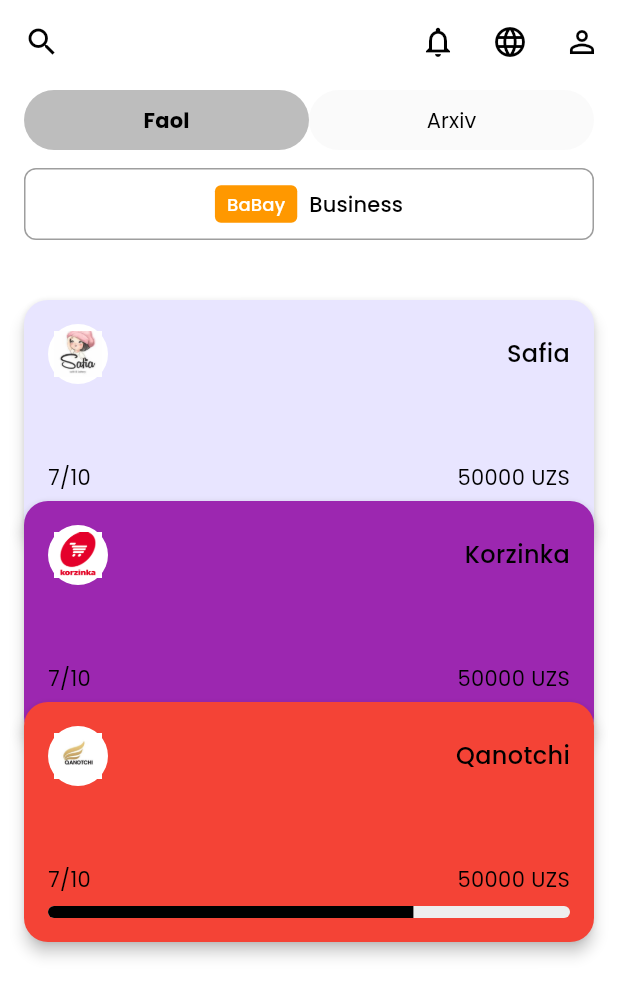
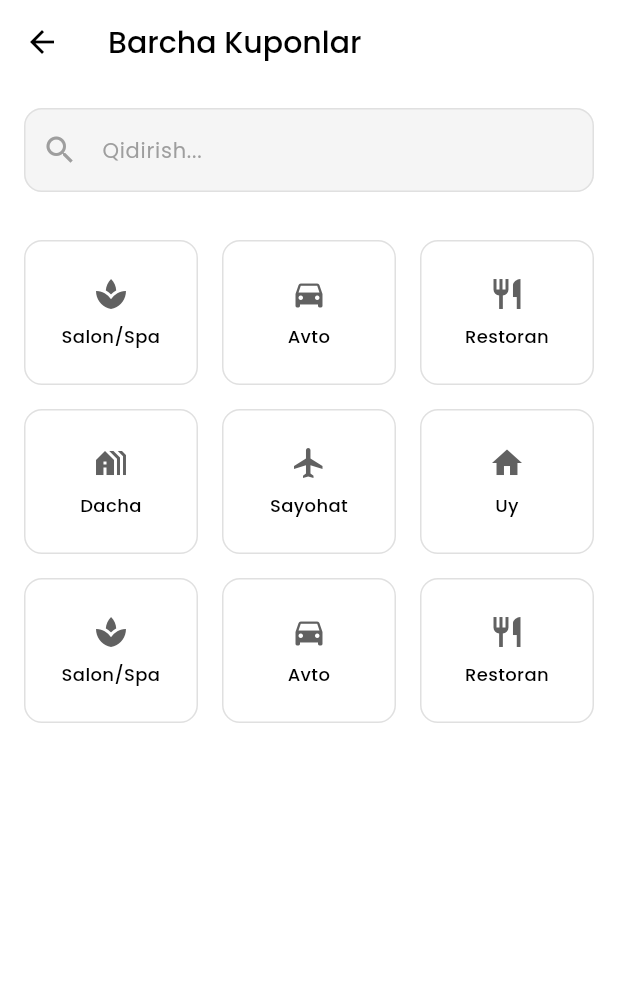
Before and after one commit to khurshidjonkh/babay_mobile, a Flutter app: the screen it shows after launch, after a tap on the "search" icon, on a phone screen of 412 x 824 dp. Shown: the top 997 px of the screen. Run offline on Flutter 3.47's test engine with Material 3 defaults, Android fonts, the phone set to English and light mode, and no system bars; our stand-ins replace google_fonts, permission_handler; missing offline and left inert: mobile_scanner.

Commit message:
added search screen

```diff
--- a/lib/presentation/screens/home_screen.dart
+++ b/lib/presentation/screens/home_screen.dart
@@ -1,3 +1,4 @@
+import 'package:babay_mobile/presentation/screens/search_screen.dart';
 import 'package:flutter/material.dart';
 import 'package:google_fonts/google_fonts.dart';
 import '../widgets/screen_background.dart';
@@ -61,7 +62,12 @@
         elevation: 0,
         leading: IconButton(
           icon: const Icon(Icons.search, color: Colors.black),
-          onPressed: () {},
+          onPressed: () {
+            Navigator.push(
+              context,
+              MaterialPageRoute(builder: (context) => const SearchScreen()),
+            );
+          },
         ),
         actions: [
           IconButton(
--- /dev/null
+++ b/lib/presentation/screens/search_screen.dart
@@ -0,0 +1,135 @@
+import 'package:flutter/material.dart';
+import 'package:google_fonts/google_fonts.dart';
+
+class SearchScreen extends StatefulWidget {
+  const SearchScreen({super.key});
+
+  @override
+  State<SearchScreen> createState() => _SearchScreenState();
+}
+
+class _SearchScreenState extends State<SearchScreen> {
+  final Set<int> _selectedIndices = {};
+
+  final List<Map<String, dynamic>> _categories = [
+    {'title': 'Salon/Spa', 'icon': Icons.spa},
+    {'title': 'Avto', 'icon': Icons.directions_car},
+    {'title': 'Restoran', 'icon': Icons.restaurant},
+    {'title': 'Dacha', 'icon': Icons.holiday_village},
+    {'title': 'Sayohat', 'icon': Icons.flight},
+    {'title': 'Uy', 'icon': Icons.home},
+    {'title': 'Salon/Spa', 'icon': Icons.spa},
+    {'title': 'Avto', 'icon': Icons.directions_car},
+    {'title': 'Restoran', 'icon': Icons.restaurant},
+  ];
+
+  @override
+  Widget build(BuildContext context) {
+    return Scaffold(
+      backgroundColor: Colors.white,
+      appBar: AppBar(
+        backgroundColor: Colors.white,
+        elevation: 0,
+        leading: IconButton(
+          icon: const Icon(Icons.arrow_back, color: Colors.black),
+          onPressed: () => Navigator.pop(context),
+        ),
+        title: Text(
+          'Barcha Kuponlar',
+          style: GoogleFonts.poppins(
+            color: Colors.black,
+            fontSize: 20,
+            fontWeight: FontWeight.w500,
+          ),
+        ),
+      ),
+      body: Column(
+        children: [
+          Padding(
+            padding: const EdgeInsets.all(16.0),
+            child: TextField(
+              decoration: InputDecoration(
+                hintText: 'Qidirish...',
+                hintStyle: GoogleFonts.poppins(
+                  color: Colors.grey,
+                  fontSize: 14,
+                ),
+                prefixIcon: const Icon(Icons.search, color: Colors.grey),
+                filled: true,
+                fillColor: Colors.grey.shade100,
+                border: OutlineInputBorder(
+                  borderRadius: BorderRadius.circular(12),
+                  borderSide: BorderSide.none,
+                ),
+                enabledBorder: OutlineInputBorder(
+                  borderRadius: BorderRadius.circular(12),
+                  borderSide: BorderSide(color: Colors.grey.shade300),
+                ),
+                focusedBorder: OutlineInputBorder(
+                  borderRadius: BorderRadius.circular(12),
+                  borderSide: BorderSide(color: Colors.purple.shade300),
+                ),
+              ),
+            ),
+          ),
+          Expanded(
+            child: GridView.builder(
+              padding: const EdgeInsets.all(16),
+              gridDelegate: const SliverGridDelegateWithFixedCrossAxisCount(
+                crossAxisCount: 3,
+                crossAxisSpacing: 16,
+                mainAxisSpacing: 16,
+                childAspectRatio: 1.2,
+              ),
+              itemCount: _categories.length,
+              itemBuilder: (context, index) {
+                final isSelected = _selectedIndices.contains(index);
+                return InkWell(
+                  onTap: () {
+                    setState(() {
+                      if (isSelected) {
+                        _selectedIndices.remove(index);
+                      } else {
+                        _selectedIndices.add(index);
+                      }
+                    });
+                  },
+                  borderRadius: BorderRadius.circular(12),
+                  child: Container(
+                    decoration: BoxDecoration(
+                      color: isSelected ? Colors.purple.shade100 : Colors.white,
+                      borderRadius: BorderRadius.circular(12),
+                      border: Border.all(
+                        color: isSelected ? Colors.purple.shade300 : Colors.grey.shade300,
+                      ),
+                    ),
+                    child: Column(
+                      mainAxisAlignment: MainAxisAlignment.center,
+                      children: [
+                        Icon(
+                          _categories[index]['icon'],
+                          color: isSelected ? Colors.purple.shade700 : Colors.grey.shade700,
+                          size: 24,
+                        ),
+                        const SizedBox(height: 8),
+                        Text(
+                          _categories[index]['title'],
+                          style: GoogleFonts.poppins(
+                            color: isSelected ? Colors.purple.shade700 : Colors.black,
+                            fontSize: 12,
+                            fontWeight: FontWeight.w500,
+                          ),
+                          textAlign: TextAlign.center,
+                        ),
+                      ],
+                    ),
+                  ),
+                );
+              },
+            ),
+          ),
+        ],
+      ),
+    );
+  }
+}
```
